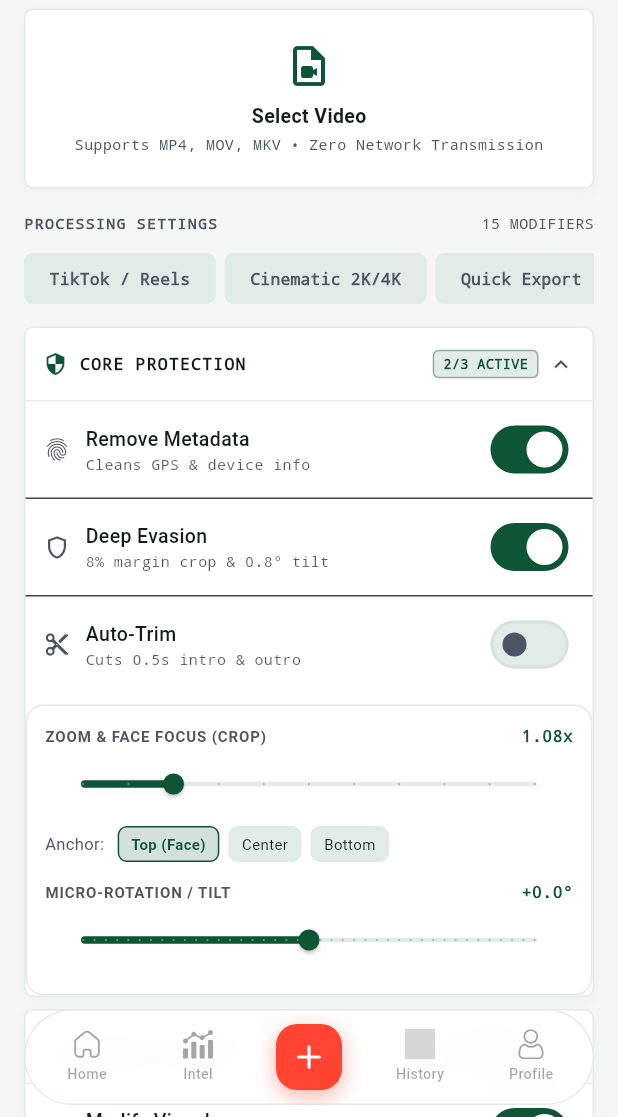
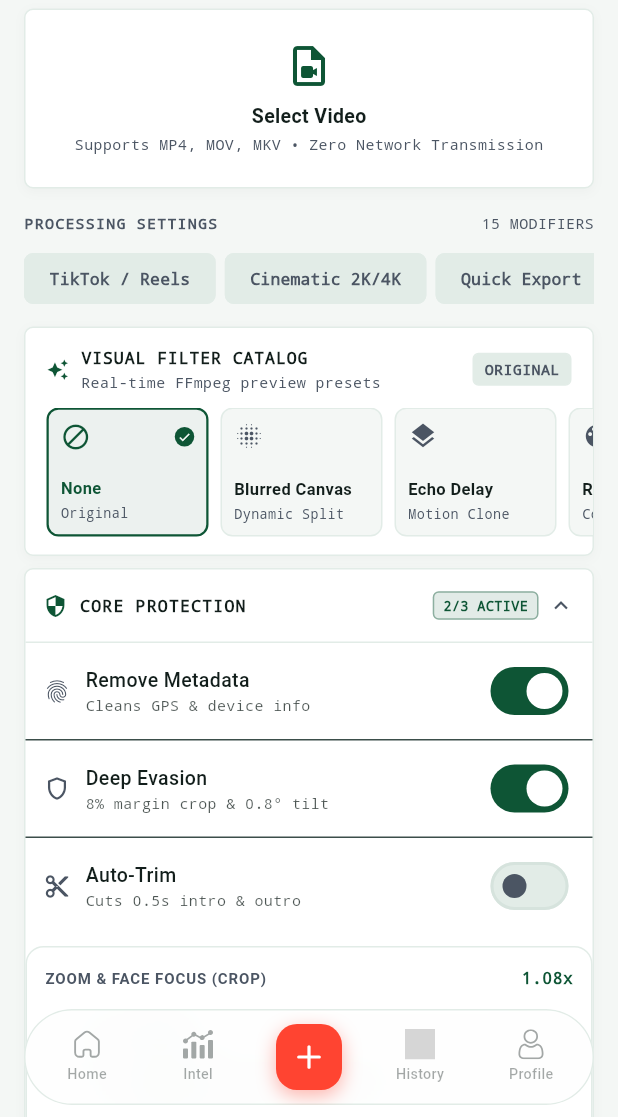
Before and after one commit to novri-ra/nra-video-uniquifier, a Flutter app: the screen it shows after launch, item 3 of the bottom bar chosen, on a phone screen of 412 x 824 dp, the part 119-1236 px from its top. Run offline on Flutter 3.47's test engine with Material 3 defaults, Android fonts, the phone set to English and light mode, and no system bars; our stand-ins replace device_info_plus, file_picker, flutter_local_notifications, flutter_svg, open_filex, permission_handler and 2 more; missing offline and left inert: ffmpeg_kit_flutter_new, storage_space; grey boxes are pictures that could not be loaded.

Commit message:
chore(release): bump version to 1.0.4+5 with universal android compatibility and visual effect catalog

```diff
--- a/lib/core/providers/uniquifier_provider.dart
+++ b/lib/core/providers/uniquifier_provider.dart
@@ -174,15 +174,27 @@ class UniquifierProvider extends ChangeNotifier
   String? _renderedPreviewFramePath;
   Timer? _previewDebounceTimer;
   UnifiedVisualEffect _selectedVisualEffect = UnifiedVisualEffect.none;
+  double _motionEchoDelay = 0.15;
 
   bool get isPreviewRendering => _isPreviewRendering;
   String? get renderedPreviewFramePath => _renderedPreviewFramePath;
   UnifiedVisualEffect get selectedVisualEffect => _selectedVisualEffect;
+  double get motionEchoDelay => _motionEchoDelay;
 
-  void setVisualEffect(UnifiedVisualEffect effect) {
+  void setSelectedVisualEffect(UnifiedVisualEffect effect) {
     _selectedVisualEffect = effect;
     notifyListeners();
     requestFilteredPreviewDebounced(immediate: true);
+  }
+
+  void setVisualEffect(UnifiedVisualEffect effect) =>
+      setSelectedVisualEffect(effect);
+
+  void setMotionEchoDelay(double value) {
+    if ((_motionEchoDelay - value).abs() < 0.001) return;
+    _motionEchoDelay = value;
+    notifyListeners();
+    requestFilteredPreviewDebounced();
   }
 
   /// Debounced trigger for high-fidelity single frame preview rendering.
@@ -240,6 +252,7 @@ class UniquifierProvider extends ChangeNotifier
             enableBlurredCanvas: enableBlurredCanvas,
             canvasScalePercent: canvasScalePercent,
             effect: _selectedVisualEffect,
+            motionEchoDelay: _motionEchoDelay,
           );
 
       final resultPath = await FfmpegService.renderFilteredPreviewFrame(
--- a/lib/core/services/ffmpeg_service.dart
+++ b/lib/core/services/ffmpeg_service.dart
@@ -310,6 +310,7 @@ class FfmpegService {
       resolvedDurationMs: meta.durationMs,
       baseName: inputPath.split(RegExp(r'[/\\]')).last,
     );
+    await NotificationService.requestPermission();
     await NotificationService.showProgressNotification(
       id: 101,
       progress: 0,
--- a/lib/core/services/filter_builders.dart
+++ b/lib/core/services/filter_builders.dart
@@ -421,6 +421,7 @@ class FilterBuilders {
   static String buildUnifiedEffectFilter(
     UnifiedVisualEffect effect, {
     double canvasScalePercent = 95.0,
+    double motionEchoDelay = 0.15,
   }) {
     switch (effect) {
       case UnifiedVisualEffect.none:
@@ -428,7 +429,7 @@ class FilterBuilders {
       case UnifiedVisualEffect.blurredCanvas:
         return buildBlurredCanvasEffect(canvasScalePercent: canvasScalePercent);
       case UnifiedVisualEffect.motionEcho:
-        return buildMotionEchoEffect();
+        return buildMotionEchoEffect(delaySeconds: motionEchoDelay);
       case UnifiedVisualEffect.rgbSplit:
         return buildRgbSplitEffect();
       case UnifiedVisualEffect.dreamyBloom:
@@ -498,6 +499,7 @@ class FilterBuilders {
     bool enableBlurredCanvas = false,
     double canvasScalePercent = 95.0,
     UnifiedVisualEffect effect = UnifiedVisualEffect.none,
+    double motionEchoDelay = 0.15,
   }) {
     final filters = <String>[];
 
@@ -537,6 +539,7 @@ class FilterBuilders {
       final effectFilter = buildUnifiedEffectFilter(
         effectiveEffect,
         canvasScalePercent: canvasScalePercent,
+        motionEchoDelay: motionEchoDelay,
       );
       if (effectFilter.isNotEmpty) {
         if (filters.isEmpty) {
--- a/lib/core/services/notification_service.dart
+++ b/lib/core/services/notification_service.dart
@@ -42,7 +42,7 @@ class NotificationService {
       mainChannelId,
       'NRA Uniquifier Processing',
       channelDescription: 'Notifikasi status proses video dan ekspor aset',
-      importance: Importance.max,
+      importance: Importance.high,
       priority: Priority.high,
       icon: '@mipmap/ic_launcher',
       ongoing: false,
@@ -67,11 +67,22 @@ class NotificationService {
       mainChannelId,
       'NRA Uniquifier Processing',
       description: 'Notifikasi status proses video dan ekspor aset',
-      importance: Importance.max,
+      importance: Importance.high,
       playSound: true,
       enableVibration: true,
     );
     await plugin.createNotificationChannel(channel);
+
+    const videoProcessingChannel = AndroidNotificationChannel(
+      'video_processing_channel',
+      'Video Processing',
+      description: 'Notifikasi pemrosesan dan rendering video',
+      importance: Importance.high,
+      playSound: true,
+      enableVibration: true,
+    );
+    await plugin.createNotificationChannel(videoProcessingChannel);
+
     await plugin.createNotificationChannel(
       const AndroidNotificationChannel(
         processChannelId,
@@ -127,10 +138,7 @@ class NotificationService {
           .resolvePlatformSpecificImplementation<
             AndroidFlutterLocalNotificationsPlugin
           >();
-      final bool? enabled = await android?.areNotificationsEnabled();
-      if (enabled == false) {
-        await android?.requestNotificationsPermission();
-      }
+      await android?.requestNotificationsPermission();
     } catch (_) {}
   }
 
@@ -288,7 +296,7 @@ class NotificationService {
       mainChannelId,
       'NRA Uniquifier Processing',
       channelDescription: 'Notifikasi status proses video dan ekspor aset',
-      importance: Importance.max,
+      importance: Importance.high,
       priority: Priority.high,
       icon: '@mipmap/ic_launcher',
       playSound: playSound,
--- a/lib/features/process/screens/process_screen.dart
+++ b/lib/features/process/screens/process_screen.dart
@@ -2,6 +2,7 @@ import 'package:flutter/material.dart';
 import '../widgets/engine_state_strip.dart';
 import '../widgets/modifiers_card.dart';
 import '../widgets/source_file_section.dart';
+import '../widgets/visual_effect_selector_card.dart';
 import 'batch_processing_screen.dart';
 import 'processing_screen.dart';
 import '../../../core/models/batch_video_item.dart';
@@ -169,6 +170,8 @@ class _ProcessBody extends StatelessWidget {
         const SizedBox(height: 6),
         PresetChipRow(provider: provider),
         const SizedBox(height: 8),
+        VisualEffectSelectorCard(provider: provider),
+        const SizedBox(height: 8),
         ModifiersCard(provider: provider, onOpenAdvanced: onOpenAdvanced),
         const SizedBox(height: 12),
         EngineStateStrip(provider: provider, onTap: onOpenAdvanced),
--- /dev/null
+++ b/lib/features/process/widgets/visual_effect_selector_card.dart
@@ -0,0 +1,450 @@
+import 'package:flutter/material.dart';
+import '../../../../core/providers/uniquifier_provider.dart';
+import '../../../../core/theme/app_colors.dart';
+import '../../../../shared/widgets/interactive_preview_slider.dart';
+
+class _EffectItem {
+  final UnifiedVisualEffect effect;
+  final String label;
+  final String subLabel;
+  final IconData icon;
+
+  const _EffectItem({
+    required this.effect,
+    required this.label,
+    required this.subLabel,
+    required this.icon,
+  });
+}
+
+/// Interactive Visual Effect Catalog Selector card for Studio/Process screen.
+///
+/// Allows horizontal browsing of the 7 unified visual effect presets
+/// with immediate debounced frame rendering and contextual sub-controls.
+class VisualEffectSelectorCard extends StatelessWidget {
+  final UniquifierProvider provider;
+
+  const VisualEffectSelectorCard({super.key, required this.provider});
+
+  static const List<_EffectItem> _items = [
+    _EffectItem(
+      effect: UnifiedVisualEffect.none,
+      label: 'None',
+      subLabel: 'Original',
+      icon: Icons.block,
+    ),
+    _EffectItem(
+      effect: UnifiedVisualEffect.blurredCanvas,
+      label: 'Blurred Canvas',
+      subLabel: 'Dynamic Split',
+      icon: Icons.blur_on,
+    ),
+    _EffectItem(
+      effect: UnifiedVisualEffect.motionEcho,
+      label: 'Echo Delay',
+      subLabel: 'Motion Clone',
+      icon: Icons.layers,
+    ),
+    _EffectItem(
+      effect: UnifiedVisualEffect.rgbSplit,
+      label: 'RGB Split',
+      subLabel: 'Color Shift',
+      icon: Icons.color_lens,
+    ),
+    _EffectItem(
+      effect: UnifiedVisualEffect.dreamyBloom,
+      label: 'Dreamy Bloom',
+      subLabel: 'Pro-Mist Glow',
+      icon: Icons.flare,
+    ),
+    _EffectItem(
+      effect: UnifiedVisualEffect.film16mm,
+      label: '16mm Film',
+      subLabel: 'Vintage Tone',
+      icon: Icons.movie_filter,
+    ),
+    _EffectItem(
+      effect: UnifiedVisualEffect.dynamicGrain,
+      label: 'Dynamic Grain',
+      subLabel: 'Noise Injection',
+      icon: Icons.grain,
+    ),
+  ];
+
+  @override
+  Widget build(BuildContext context) {
+    return ListenableBuilder(
+      listenable: provider,
+      builder: (context, _) {
+        final isDark = Theme.of(context).brightness == Brightness.dark;
+        final cardBg = isDark ? AppColors.obsidianDark : AppColors.white;
+        final borderColor = isDark
+            ? AppColors.outlineVariant
+            : AppColors.lightOutlineVariant;
+        final primaryAccent = isDark
+            ? AppColors.mintSage
+            : AppColors.forestDeep;
+        final textColor = isDark
+            ? AppColors.onSurface
+            : AppColors.lightOnSurface;
+        final subTextColor = isDark
+            ? AppColors.onSurfaceVariant
+            : AppColors.lightOnSurfaceVariant;
+        final selectedEffect = provider.selectedVisualEffect;
+
+        return Container(
+          decoration: BoxDecoration(
+            color: cardBg,
+            borderRadius: BorderRadius.circular(6),
+            border: Border.all(color: borderColor),
+            boxShadow: [
+              if (!isDark)
+                BoxShadow(
+                  color: Colors.black.withValues(alpha: 0.03),
+                  blurRadius: 6,
+                  offset: const Offset(0, 2),
+                ),
+            ],
+          ),
+          padding: const EdgeInsets.symmetric(vertical: 12),
+          child: Column(
+            crossAxisAlignment: CrossAxisAlignment.start,
+            children: [
+              // Header Row
+              Padding(
+                padding: const EdgeInsets.symmetric(horizontal: 14),
+                child: Row(
+                  children: [
+                    Icon(Icons.auto_awesome, size: 15, color: primaryAccent),
+                    const SizedBox(width: 8),
+                    Expanded(
+                      child: Column(
+                        crossAxisAlignment: CrossAxisAlignment.start,
+                        children: [
+                          Text(
+                            'VISUAL FILTER CATALOG',
+                            style: TextStyle(
+                              fontFamily: 'monospace',
+                              fontSize: 11,
+                              fontWeight: FontWeight.w700,
+                              letterSpacing: 0.6,
+                              color: textColor,
+                            ),
+                            overflow: TextOverflow.ellipsis,
+                          ),
+                          const SizedBox(height: 1),
+                          Text(
+                            'Real-time FFmpeg preview presets',
+                            style: TextStyle(
+                              fontSize: 10,
+                              fontFamily: 'monospace',
+                              color: subTextColor,
+                            ),
+                            overflow: TextOverflow.ellipsis,
+                          ),
+                        ],
+                      ),
+                    ),
+                    const SizedBox(width: 8),
+                    // Active Badge
+                    Container(
+                      padding: const EdgeInsets.symmetric(
+                        horizontal: 7,
+                        vertical: 3,
+                      ),
+                      decoration: BoxDecoration(
+                        color: isDark
+                            ? AppColors.surfaceContainer
+                            : AppColors.hairlineBorder,
+                        borderRadius: BorderRadius.circular(4),
+                        border: Border.all(
+                          color: selectedEffect == UnifiedVisualEffect.none
+                              ? (isDark
+                                    ? AppColors.surfaceContainerHighest
+                                    : AppColors.hairlineBorder)
+                              : primaryAccent.withValues(alpha: 0.5),
+                        ),
+                      ),
+                      child: Text(
+                        _getActiveBadgeLabel(selectedEffect),
+                        style: TextStyle(
+                          fontFamily: 'monospace',
+                          fontSize: 10,
+                          fontWeight: FontWeight.w700,
+                          color: selectedEffect == UnifiedVisualEffect.none
+                              ? subTextColor
+                              : primaryAccent,
+                        ),
+                      ),
+                    ),
+                  ],
+                ),
+              ),
+              const SizedBox(height: 10),
+
+              // Horizontal Preset Catalog
+              SizedBox(
+                height: 86,
+                child: ListView.separated(
+                  scrollDirection: Axis.horizontal,
+                  physics: const BouncingScrollPhysics(),
+                  padding: const EdgeInsets.symmetric(horizontal: 14),
+                  itemCount: _items.length,
+                  separatorBuilder: (_, _) => const SizedBox(width: 8),
+                  itemBuilder: (context, index) {
+                    final item = _items[index];
+                    final isSelected = selectedEffect == item.effect;
+
+                    return _EffectCatalogCard(
+                      item: item,
+                      isSelected: isSelected,
+                      isDark: isDark,
+                      primaryAccent: primaryAccent,
+                      onTap: () {
+                        provider.setSelectedVisualEffect(item.effect);
+                        provider.requestFilteredPreviewDebounced(
+                          immediate: true,
+                        );
+                      },
+                    );
+                  },
+                ),
+              ),
+
+              // Contextual Sub-Controls based on selected preset
+              if (selectedEffect == UnifiedVisualEffect.blurredCanvas) ...[
+                Divider(
+                  color: isDark
+                      ? AppColors.surfaceContainerHighest
+                      : AppColors.hairlineBorder,
+                  height: 18,
+                ),
+                Padding(
+                  padding: const EdgeInsets.symmetric(horizontal: 14),
+                  child: InteractivePreviewSlider(
+                    value: provider.canvasScalePercent.clamp(70.0, 100.0),
+                    min: 70.0,
+                    max: 100.0,
+                    divisions: 30,
+                    label: '${provider.canvasScalePercent.toInt()}%',
+                    parameterName: 'BLURRED CANVAS FOREGROUND SCALE',
+                    effect: PreviewEffect.canvasScale,
+                    thumbnailPath: provider.thumbnailPath,
+                    isPreviewRendering: provider.isPreviewRendering,
+                    renderedPreviewFramePath: provider.renderedPreviewFramePath,
+                    onChanged: (val) {
+                      provider.setCanvasScalePercent(val);
+                      provider.requestFilteredPreviewDebounced();
+                    },
+                    onChangeEnd: (_) {
+                      provider.requestFilteredPreviewDebounced(immediate: true);
+                    },
+                  ),
+                ),
+              ] else if (selectedEffect == UnifiedVisualEffect.motionEcho) ...[
+                Divider(
+                  color: isDark
+                      ? AppColors.surfaceContainerHighest
+                      : AppColors.hairlineBorder,
+                  height: 18,
+                ),
+                Padding(
+                  padding: const EdgeInsets.symmetric(horizontal: 14),
+                  child: InteractivePreviewSlider(
+                    value: provider.motionEchoDelay.clamp(0.05, 0.40),
+                    min: 0.05,
+                    max: 0.40,
+                    divisions: 7,
+                    label: '${provider.motionEchoDelay.toStringAsFixed(2)}s',
+                    parameterName: 'TEMPORAL CLONE DELAY',
+                    effect: PreviewEffect.sharpening,
+                    thumbnailPath: provider.thumbnailPath,
+                    isPreviewRendering: provider.isPreviewRendering,
+                    renderedPreviewFramePath: provider.renderedPreviewFramePath,
+                    onChanged: (val) {
+                      provider.setMotionEchoDelay(val);
+                      provider.requestFilteredPreviewDebounced();
+                    },
+                    onChangeEnd: (_) {
+                      provider.requestFilteredPreviewDebounced(immediate: true);
+                    },
+                  ),
+                ),
+              ] else if (selectedEffect != UnifiedVisualEffect.none) ...[
+                Divider(
+                  color: isDark
+                      ? AppColors.surfaceContainerHighest
+                      : AppColors.hairlineBorder,
+                  height: 18,
+                ),
+                Padding(
+                  padding: const EdgeInsets.fromLTRB(14, 2, 14, 2),
+                  child: Row(
+                    children: [
+                      Icon(Icons.info_outline, size: 14, color: primaryAccent),
+                      const SizedBox(width: 8),
+                      Expanded(
+                        child: Text(
+                          selectedEffect.description,
+                          style: TextStyle(
+                            fontSize: 10,
+                            fontFamily: 'monospace',
+                            color: subTextColor,
+                          ),
+                          maxLines: 2,
+                          overflow: TextOverflow.ellipsis,
+                        ),
+                      ),
+                    ],
+                  ),
+                ),
+              ],
+            ],
+          ),
+        );
+      },
+    );
+  }
+
+  String _getActiveBadgeLabel(UnifiedVisualEffect effect) {
+    switch (effect) {
+      case UnifiedVisualEffect.none:
+        return 'ORIGINAL';
+      case UnifiedVisualEffect.blurredCanvas:
+        return 'CANVAS';
+      case UnifiedVisualEffect.motionEcho:
+        return 'ECHO';
+      case UnifiedVisualEffect.rgbSplit:
+        return 'RGB SPLIT';
+      case UnifiedVisualEffect.dreamyBloom:
+        return 'BLOOM';
+      case UnifiedVisualEffect.film16mm:
+        return '16MM';
+      case UnifiedVisualEffect.dynamicGrain:
+        return 'GRAIN';
+    }
+  }
+}
+
+class _EffectCatalogCard extends StatelessWidget {
+  final _EffectItem item;
+  final bool isSelected;
+  final bool isDark;
+  final Color primaryAccent;
+  final VoidCallback onTap;
+
+  const _EffectCatalogCard({
+    required this.item,
+    required this.isSelected,
+    required this.isDark,
+    required this.primaryAccent,
+    required this.onTap,
+  });
+
+  @override
+  Widget build(BuildContext context) {
+    final activeBg = isDark
+        ? AppColors.primaryContainer.withValues(alpha: 0.35)
+        : AppColors.forestDeep.withValues(alpha: 0.08);
+    final inactiveBg = isDark
+        ? AppColors.surfaceContainer
+        : AppColors.offWhiteCanvas;
+    final activeBorder = primaryAccent;
+    final inactiveBorder = isDark
+        ? AppColors.surfaceContainerHighest
+        : AppColors.hairlineBorder;
+
+    final titleColor = isSelected
+        ? (isDark ? AppColors.onSurface : AppColors.forestDeep)
+        : (isDark ? AppColors.onSurfaceVariant : AppColors.lightOnSurface);
+
+    final subColor = isDark
+        ? AppColors.outline
+        : AppColors.lightOnSurfaceVariant;
+
+    return Semantics(
+      button: true,
+      selected: isSelected,
+      label: '${item.label}, filter preset',
+      child: InkWell(
+        onTap: onTap,
+        borderRadius: BorderRadius.circular(8),
+        child: Container(
+          width: 108,
+          padding: const EdgeInsets.all(8),
+          decoration: BoxDecoration(
+            color: isSelected ? activeBg : inactiveBg,
+            borderRadius: BorderRadius.circular(8),
+            border: Border.all(
+              color: isSelected ? activeBorder : inactiveBorder,
+              width: isSelected ? 1.5 : 1.0,
+            ),
+          ),
+          child: Column(
+            crossAxisAlignment: CrossAxisAlignment.start,
+            mainAxisAlignment: MainAxisAlignment.spaceBetween,
+            children: [
+              Row(
+                mainAxisAlignment: MainAxisAlignment.spaceBetween,
+                children: [
+                  Icon(
+                    item.icon,
+                    size: 20,
+                    color: isSelected
+                        ? primaryAccent
+                        : (isDark
+                              ? AppColors.outline
+                              : AppColors.lightOnSurfaceVariant),
+                  ),
+                  if (isSelected)
+                    Container(
+                      padding: const EdgeInsets.all(2),
+                      decoration: BoxDecoration(
+                        color: primaryAccent,
+                        shape: BoxShape.circle,
+                      ),
+                      child: Icon(
+                        Icons.check,
+                        size: 9,
+                        color: isDark
+                            ? AppColors.obsidianBase
+                            : AppColors.white,
+                      ),
+                    ),
+                ],
+              ),
+              Column(
+                crossAxisAlignment: CrossAxisAlignment.start,
+                children: [
+                  Text(
+                    item.label,
+                    style: TextStyle(
+                      fontSize: 11,
+                      fontWeight: isSelected
+                          ? FontWeight.w700
+                          : FontWeight.w600,
+                      color: titleColor,
+                    ),
+                    maxLines: 1,
+                    overflow: TextOverflow.ellipsis,
+                  ),
+                  const SizedBox(height: 2),
+                  Text(
+                    item.subLabel,
+                    style: TextStyle(
+                      fontSize: 9,
+                      fontFamily: 'monospace',
+                      color: subColor,
+                    ),
+                    maxLines: 1,
+                    overflow: TextOverflow.ellipsis,
+                  ),
+                ],
+              ),
+            ],
+          ),
+        ),
+      ),
+    );
+  }
+}
--- a/pubspec.yaml
+++ b/pubspec.yaml
@@ -16,7 +16,7 @@ publish_to: 'none' # Remove this line if you wish to publish to pub.dev
 # https://developer.apple.com/library/archive/documentation/General/Reference/InfoPlistKeyReference/Articles/CoreFoundationKeys.html
 # In Windows, build-name is used as the major, minor, and patch parts
 # of the product and file versions while build-number is used as the build suffix.
-version: 1.0.3+4
+version: 1.0.4+5
 
 environment:
   sdk: '>=3.10.0 <4.0.0'
```
Also changed, not shown: 6 other files.
